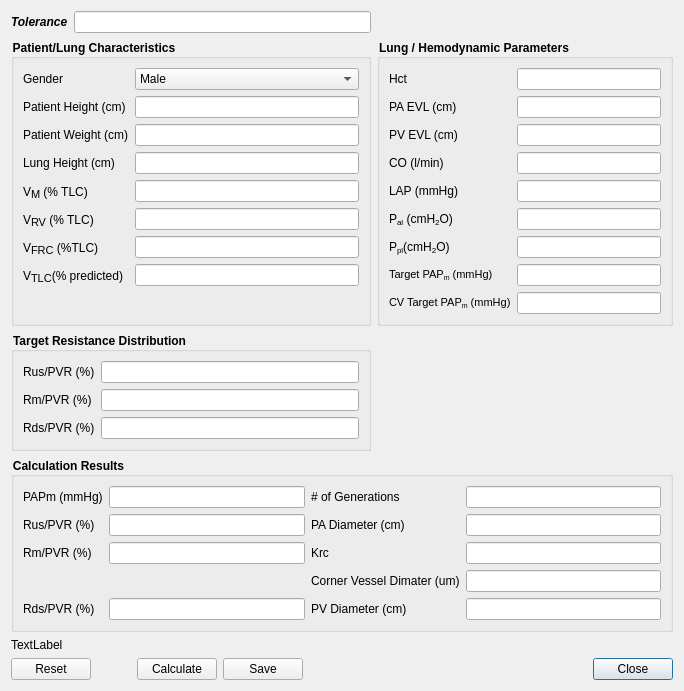
The window that src/calibratedlg.ui (AdamMajer/bshouty-lung-model) describes before a commit, drawn with Qt 5.
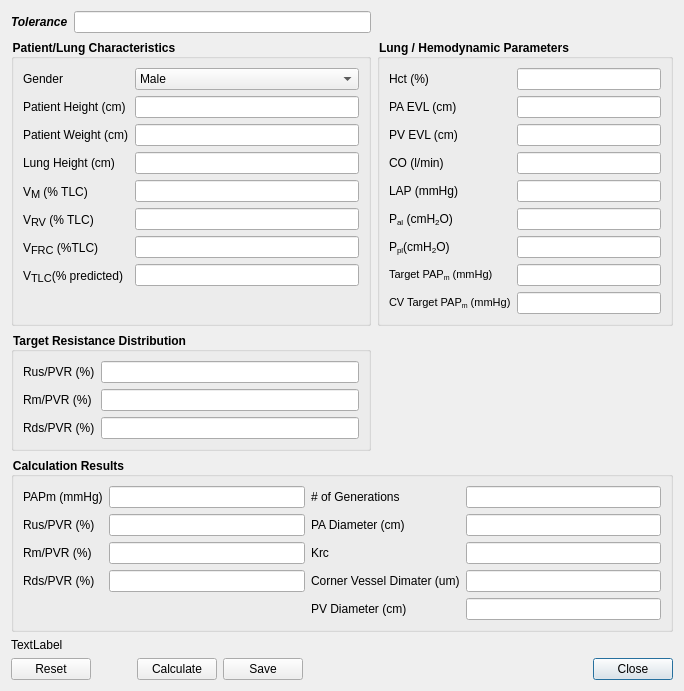
The same window after the commit. Custom widgets are drawn as their Qt base class.

Commit message: Import UI text updates provided by Dr. Zoheir Bshouty

Diff of the .ui file:
```diff
--- a/src/calibratedlg.ui
+++ b/src/calibratedlg.ui
@@ -7,7 +7,7 @@
     <x>0</x>
     <y>0</y>
     <width>684</width>
-    <height>628</height>
+    <height>635</height>
    </rect>
   </property>
   <property name="windowTitle">
@@ -278,7 +278,7 @@
          </font>
         </property>
         <property name="text">
-         <string>Hct</string>
+         <string>Hct (%)</string>
         </property>
        </widget>
       </item>
@@ -770,30 +770,7 @@
       <item row="2" column="3">
        <widget class="QLineEdit" name="krc">
         <property name="toolTip">
-         <string>&lt;html&gt;&lt;head/&gt;&lt;body&gt;&lt;p&gt;Calibration Factor for the Capillaries. This factor is dependent on multiple other factors but especially on the distribution of Resistances alon the Pulmonary Vascular Bed.&lt;/p&gt;&lt;/body&gt;&lt;/html&gt;</string>
-        </property>
-        <property name="readOnly">
-         <bool>true</bool>
-        </property>
-       </widget>
-      </item>
-      <item row="4" column="0">
-       <widget class="QLabel" name="label_4">
-        <property name="font">
-         <font>
-          <weight>50</weight>
-          <bold>false</bold>
-         </font>
-        </property>
-        <property name="text">
-         <string>Rds/PVR (%)</string>
-        </property>
-       </widget>
-      </item>
-      <item row="4" column="1">
-       <widget class="QLineEdit" name="rds">
-        <property name="toolTip">
-         <string>&lt;html&gt;&lt;head/&gt;&lt;body&gt;&lt;p&gt;Calculated Downstream Resistance as percent of Total PVR (based on the last Iteration).&lt;/p&gt;&lt;/body&gt;&lt;/html&gt;</string>
+         <string>&lt;html&gt;&lt;head/&gt;&lt;body&gt;&lt;p&gt;Calculated Calibration Factor for the Capillaries. This factor is dependent on multiple other factors but especially on the distribution of Resistances along the Pulmonary Vascular Bed.&lt;/p&gt;&lt;/body&gt;&lt;/html&gt;</string>
         </property>
         <property name="readOnly">
          <bool>true</bool>
@@ -831,7 +808,34 @@
        </widget>
       </item>
       <item row="3" column="3">
-       <widget class="QLineEdit" name="cv_diam"/>
+       <widget class="QLineEdit" name="cv_diam">
+        <property name="toolTip">
+         <string>&lt;html&gt;&lt;head/&gt;&lt;body&gt;&lt;p&gt;Calculated Corner Vessels Diameter (in um) based on the last Iteration.&lt;/p&gt;&lt;/body&gt;&lt;/html&gt;</string>
+        </property>
+       </widget>
+      </item>
+      <item row="3" column="0">
+       <widget class="QLabel" name="label_4">
+        <property name="font">
+         <font>
+          <weight>50</weight>
+          <bold>false</bold>
+         </font>
+        </property>
+        <property name="text">
+         <string>Rds/PVR (%)</string>
+        </property>
+       </widget>
+      </item>
+      <item row="3" column="1">
+       <widget class="QLineEdit" name="rds">
+        <property name="toolTip">
+         <string>&lt;html&gt;&lt;head/&gt;&lt;body&gt;&lt;p&gt;Calculated Downstream Resistance as percent of Total PVR (based on the last Iteration).  Once this value matches the Target value, the model is calibrated and iterations stop.&lt;/p&gt;&lt;/body&gt;&lt;/html&gt;</string>
+        </property>
+        <property name="readOnly">
+         <bool>true</bool>
+        </property>
+       </widget>
       </item>
      </layout>
     </widget>
```
Left out of the diff: 76 changed lines with no effect on the pictures. The commit also changes 5 other files.
